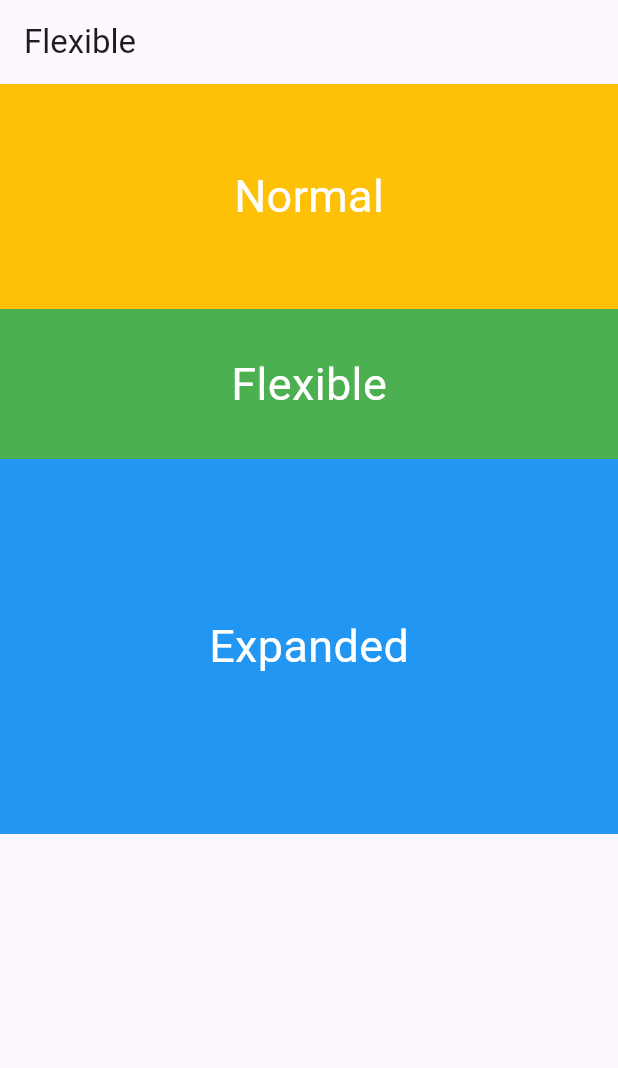
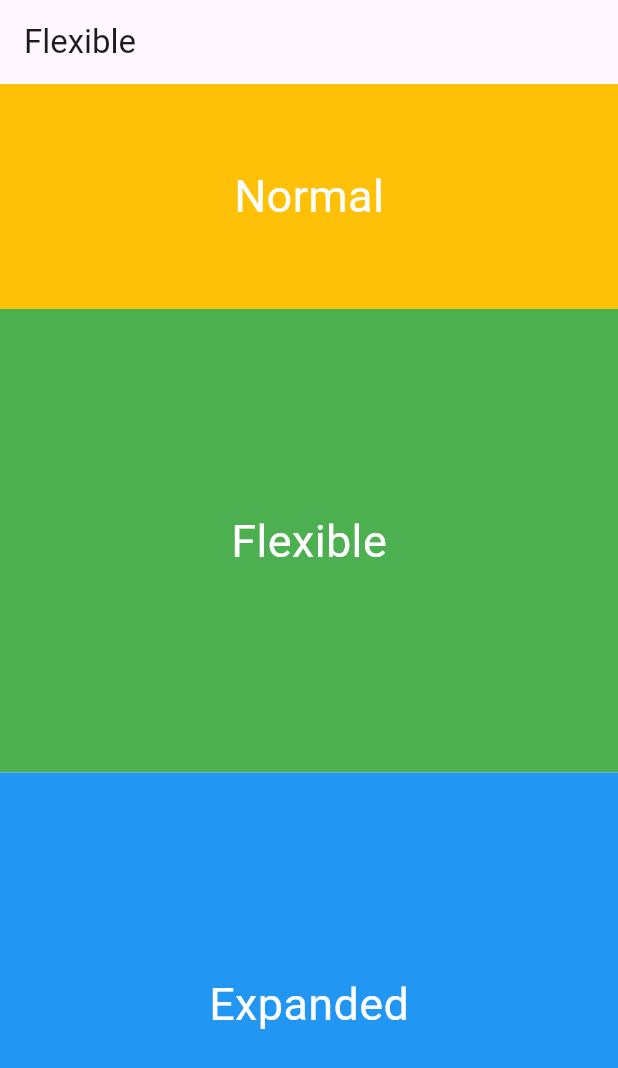
Before and after one commit to contrapoetra/mobile-programming-3, a Flutter app: the screen it shows after launch, on a phone screen of 412 x 824 dp. Shown: the top 1068 px of the screen. Run offline on Flutter 3.47's test engine with Material 3 defaults, Android fonts, the light colour scheme and no system bars.

Commit message:
Update main.dart

```diff
--- a/lib/main.dart
+++ b/lib/main.dart
@@ -14,8 +14,12 @@ class MyApp extends StatelessWidget {
         body: Column(
           children: [
             _kotakUji(Colors.amber, 150, 'Normal'),
-            _kotakUji(Colors.green, 100, 'Flexible'),
-            _kotakUji(Colors.blue, 250, 'Expanded'),
+            Flexible(
+              fit: FlexFit.tight,
+              flex: 1,
+              child: _kotakUji(Colors.green, 100, 'Flexible')
+            ),
+            Expanded(flex: 1, child: _kotakUji(Colors.blue, 250, 'Expanded')),
           ],
         ),
       ),
```
